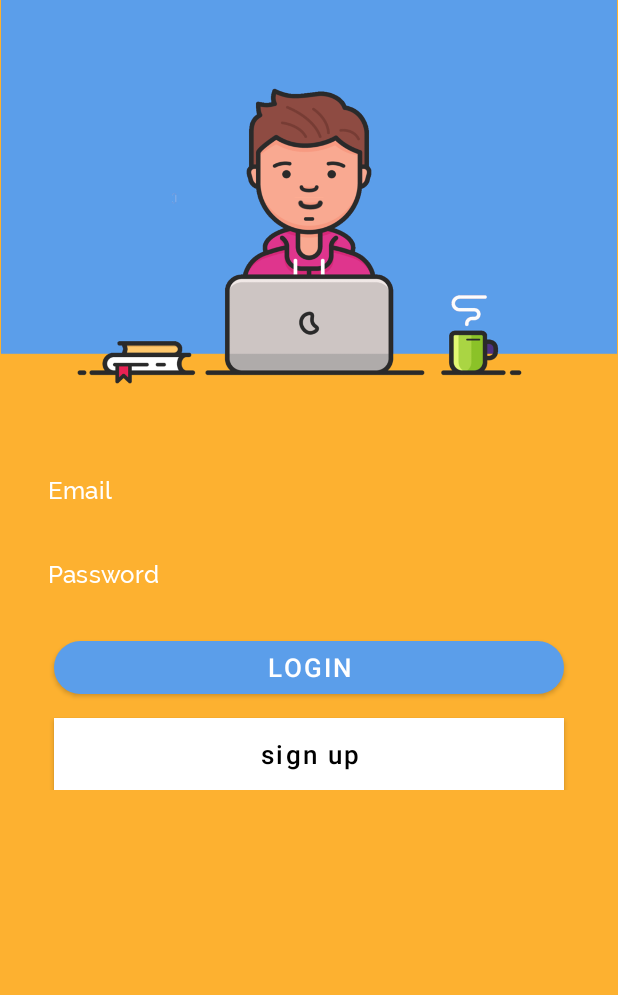
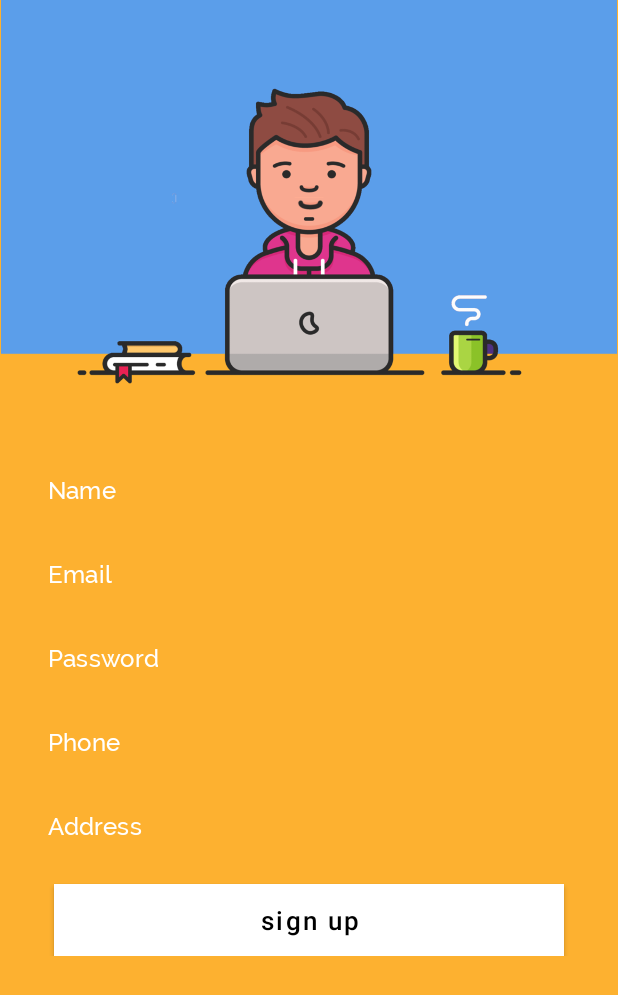
Before and after one commit to imustafin/innopolis-express, an Android app: the layout signup_layout.xml on its own in the app's theme, with its tools: preview values and no code run, on a phone screen of 412 x 824 dp. Shown: the top 995 px of the screen. Run offline under Robolectric (Android 15) with nearby library versions, the phone set to English and light mode, and no system bars.

Commit message:
fixed signup layout: missed commit with changed ids and more input fields

```diff
--- a/MVP/app/src/main/res/layout/signup_layout.xml
+++ b/MVP/app/src/main/res/layout/signup_layout.xml
@@ -8,16 +8,14 @@
     android:scrollbarThumbHorizontal="@color/aidialog_background"
     android:scrollbarThumbVertical="@color/aidialog_background">
 
+    <ScrollView
+        android:layout_width="match_parent"
+        android:layout_height="match_parent">
 
         <LinearLayout
             android:layout_width="match_parent"
             android:layout_height="wrap_content"
-        android:layout_alignParentTop="true"
-        android:layout_marginLeft="0dp"
-        android:layout_marginTop="0dp"
-        android:layout_marginRight="0dp"
-        android:layout_marginBottom="0dp"
-        android:orientation="vertical">
+            android:orientation="vertical" >
 
             <ImageView
                 android:id="@+id/imageView"
@@ -27,44 +25,69 @@
                 app:srcCompat="@drawable/sad_userxxhdpi" />
 
             <EditText
-            android:id="@+id/email"
+                android:id="@+id/name"
                 style="@style/EditTextStyle"
                 android:layout_width="match_parent"
                 android:layout_height="wrap_content"
                 android:layout_marginLeft="@dimen/dimen_16dp"
                 android:layout_marginRight="@dimen/dimen_16dp"
+                android:backgroundTint="#FFF"
                 android:ems="10"
-            android:hint="Email"
-            android:backgroundTint="#FFF"
-            android:inputType="textEmailAddress"
+                android:hint="Name"
+                android:inputType="text|textEmailAddress"
                 android:textColorHint="#FFFFFF" />
 
             <EditText
-            android:id="@+id/password"
+                android:id="@+id/up_email"
                 style="@style/EditTextStyle"
                 android:layout_width="match_parent"
                 android:layout_height="wrap_content"
                 android:layout_marginLeft="@dimen/dimen_16dp"
                 android:layout_marginRight="@dimen/dimen_16dp"
+                android:backgroundTint="#FFF"
+                android:ems="10"
+                android:hint="Email"
+                android:inputType="textEmailAddress"
+                android:textColorHint="#FFFFFF" />
+
+            <EditText
+                android:id="@+id/up_password"
+                style="@style/EditTextStyle"
+                android:layout_width="match_parent"
+                android:layout_height="wrap_content"
+                android:layout_marginLeft="@dimen/dimen_16dp"
+                android:layout_marginRight="@dimen/dimen_16dp"
+                android:backgroundTint="#FFF"
                 android:ems="10"
                 android:hint="Password"
-            android:backgroundTint="#FFF"
                 android:inputType="textPassword"
                 android:textColorHint="#FFFFFF" />
 
-        <Button
-            android:id="@+id/login_button"
+            <EditText
+                android:id="@+id/phone"
+                style="@style/EditTextStyle"
                 android:layout_width="match_parent"
-            android:layout_height="47dp"
-            android:layout_marginLeft="36dp"
-            android:layout_marginTop="10dp"
-            android:layout_marginRight="36dp"
-            android:text="Login"
-            android:textAllCaps="true"
-            android:textColor="#FFF"
-            android:textSize="17sp"
-            app:backgroundTint="#5B9EEA"
-            app:cornerRadius="23.5dp" />
+                android:layout_height="wrap_content"
+                android:layout_marginLeft="@dimen/dimen_16dp"
+                android:layout_marginRight="@dimen/dimen_16dp"
+                android:backgroundTint="#FFF"
+                android:ems="10"
+                android:hint="Phone"
+                android:inputType="phone"
+                android:textColorHint="#FFFFFF" />
+
+            <EditText
+                android:id="@+id/address"
+                style="@style/EditTextStyle"
+                android:layout_width="match_parent"
+                android:layout_height="wrap_content"
+                android:layout_marginLeft="@dimen/dimen_16dp"
+                android:layout_marginRight="@dimen/dimen_16dp"
+                android:backgroundTint="#FFF"
+                android:ems="10"
+                android:hint="Address"
+                android:inputType="text|textEmailAddress"
+                android:textColorHint="#FFFFFF" />
 
             <Button
                 android:id="@+id/signup_button"
@@ -81,5 +104,5 @@
                 app:backgroundTint="#FFF"
                 app:cornerRadius="23.5dp" />
         </LinearLayout>
-
+    </ScrollView>
 </RelativeLayout>
```
Lines whose indentation alone changed are shown as unchanged.
